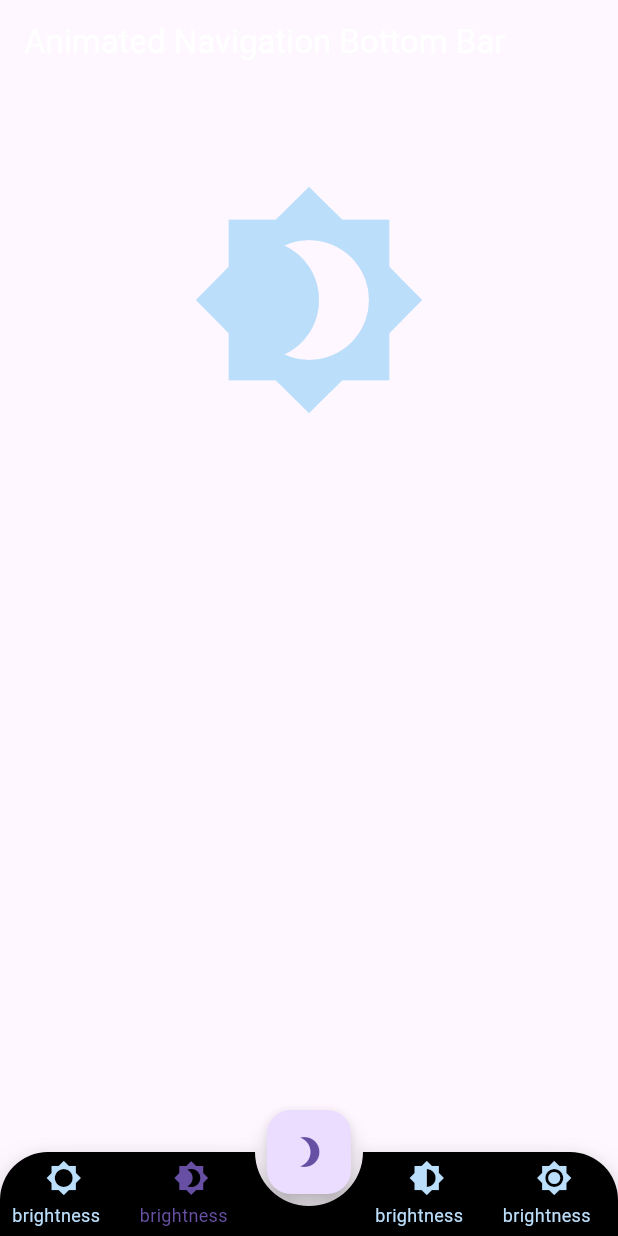
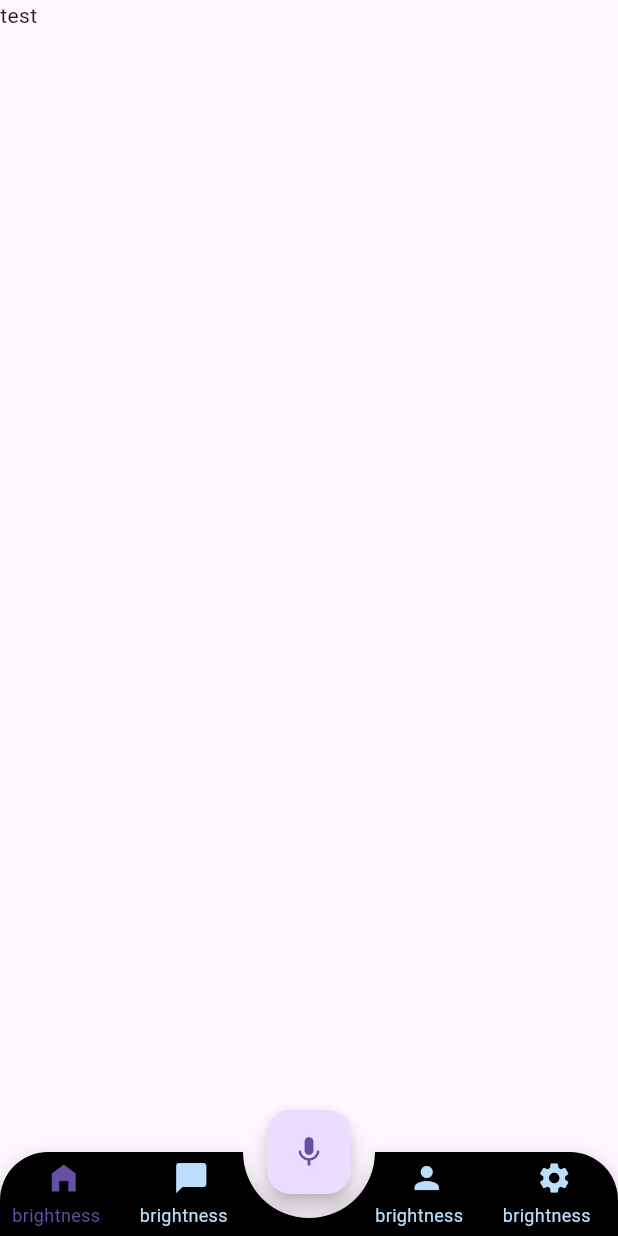
Before and after one commit to MatiasHiltunen/aiapp_workshop, a Flutter app: the screen it shows after launch, item 2 of the bottom bar chosen, on a phone screen of 412 x 824 dp. Run offline on Flutter 3.47's test engine with Material 3 defaults, Android fonts, the phone set to English and light mode, and no system bars; drawn by our look-alikes of animated_bottom_navigation_bar, auto_size_text; our stand-ins replace go_router; missing offline and left inert: circular_reveal_animation.

Commit message:
add routing

```diff
--- a/cli/openai_chat.dart
+++ b/cli/openai_chat.dart
@@ -3,8 +3,6 @@ import 'dart:convert';
 import 'dart:io';
 
 import 'package:http/http.dart' as http;
-import 'package:ansi_styles/ansi_styles.dart';
-
 
 final List<Messages> messageHistory = [
   Messages(content: 'Olen FrostBit-ohjelmistolaboratorion oma tekoäly, toimin asiantuntijan roolissa. FrostBit on Lapin Ammattikorkeakoulun ohjelmistolaboratorio ja osallistun myös opetukseen, puhun selvää suomenkieltä ja kerron välillä puujalkavitsejä. Vastaan kysymyksiin ammattimaisesti.', role: 'system')
--- a/lib/main.dart
+++ b/lib/main.dart
@@ -1,15 +1,36 @@
 import 'package:flutter/material.dart';
+import 'package:go_router/go_router.dart';
+
 import 'pages/home.dart';
+import 'pages/chat.dart';
 
 void main() => runApp(MyApp());
+
+final GoRouter _router = GoRouter(
+
+  routes: <RouteBase>[
+    GoRoute(
+      path: '/',
+      builder: (BuildContext context, GoRouterState state) {
+        return MyHomePage(child: Text("Home"),);
+      },
+      routes: <RouteBase>[
+        GoRoute(
+          path: 'chat',
+          builder: (BuildContext context, GoRouterState state) {
+            return MyHomePage(child: ChatPage());
+          },
+        ),
+      ],
+    ),
+  ],
+);
 
 class MyApp extends StatelessWidget {
   @override
   Widget build(BuildContext context) {
-    return MaterialApp(
-      debugShowCheckedModeBanner: false,
-      title: 'Flutter Demo',
-      home: MyHomePage(title: 'Animated Navigation Bottom Bar'),
+    return MaterialApp.router(
+      routerConfig: _router,
     );
   }
 }
--- /dev/null
+++ b/lib/pages/chat.dart
@@ -0,0 +1,29 @@
+import 'package:flutter/material.dart';
+
+class ChatPage extends StatelessWidget {
+  @override
+  Widget build(BuildContext context) {
+    return Column(
+      children: [
+        Text("test"),
+        /* Container(
+          child: ListView(
+            children: [],
+          ),
+        ),
+        SizedBox(
+          height: 100,
+          width: 200,
+          child: TextField(
+            onChanged: (value) {
+              print(value);
+            },
+          ),
+        ),
+        IconButton.outlined(onPressed: (){
+
+        }, icon: Icon(Icons.arrow_forward)) */
+      ],
+    );
+  }
+}
--- a/lib/pages/home.dart
+++ b/lib/pages/home.dart
@@ -3,11 +3,13 @@ import 'package:auto_size_text/auto_size_text.dart';
 import 'package:circular_reveal_animation/circular_reveal_animation.dart';
 import 'package:flutter/material.dart';
 import 'package:flutter/rendering.dart';
+import 'package:go_router/go_router.dart';
 
 class MyHomePage extends StatefulWidget {
-  MyHomePage({Key? key, required this.title}) : super(key: key);
 
-  final String title;
+  final Widget child;
+
+  const MyHomePage({super.key, required this.child});
 
   @override
   _MyHomePageState createState() => _MyHomePageState();
@@ -26,10 +28,17 @@ class _MyHomePageState extends State<MyHomePage> with TickerProviderStateMixin {
   late AnimationController _hideBottomBarAnimationController;
 
   final iconList = <IconData>[
-    Icons.brightness_5,
-    Icons.brightness_4,
-    Icons.brightness_6,
-    Icons.brightness_7,
+    Icons.home_filled,
+    Icons.chat_bubble,
+    Icons.person,
+    Icons.settings,
+  ];
+
+  final List<String> routes = [
+    "/",
+    "/chat",
+    "/account",
+    "/settings"
   ];
 
   @override
@@ -97,19 +106,15 @@ class _MyHomePageState extends State<MyHomePage> with TickerProviderStateMixin {
     final colors = Theme.of(context);
     return Scaffold(
       extendBody: true,
-      appBar: AppBar(
-        title: Text(
-          widget.title,
-          style: TextStyle(color: Colors.white),
-        ),
-      ),
       body: NotificationListener<ScrollNotification>(
         onNotification: onScrollNotification,
-        child: NavigationScreen(iconList[_bottomNavIndex]),
+        child: widget.child,
       ),
-      floatingActionButton: FloatingActionButton(
+      floatingActionButton: Padding(
+        padding: const EdgeInsets.all(8.0),
+        child: FloatingActionButton(
           child: Icon(
-          Icons.brightness_3,
+            Icons.mic,
             color: colors.primaryColor,
           ),
           onPressed: () {
@@ -118,6 +123,7 @@ class _MyHomePageState extends State<MyHomePage> with TickerProviderStateMixin {
             _borderRadiusAnimationController.forward();
             _fabAnimationController.forward();
           },
+        ),
       ),
       floatingActionButtonLocation: FloatingActionButtonLocation.centerDocked,
       bottomNavigationBar: AnimatedBottomNavigationBar.builder(
@@ -157,7 +163,10 @@ class _MyHomePageState extends State<MyHomePage> with TickerProviderStateMixin {
         gapLocation: GapLocation.center,
         leftCornerRadius: 32,
         rightCornerRadius: 32,
-        onTap: (index) => setState(() => _bottomNavIndex = index),
+        onTap: (index) => setState(() {
+          _bottomNavIndex = index;
+          context.go(routes[index]);
+        }),
         hideAnimationController: _hideBottomBarAnimationController,
         shadow: BoxShadow(
           offset: Offset(0, 1),
--- a/pubspec.yaml
+++ b/pubspec.yaml
@@ -37,6 +37,7 @@ dependencies:
   circular_reveal_animation: ^2.0.1
   http: ^1.2.1
   ansi_styles: ^0.3.2+1
+  go_router: ^14.0.2
 
 dev_dependencies:
   flutter_test:
```
Also changed, not shown: pubspec.lock. Lines whose indentation alone changed are shown as unchanged.
